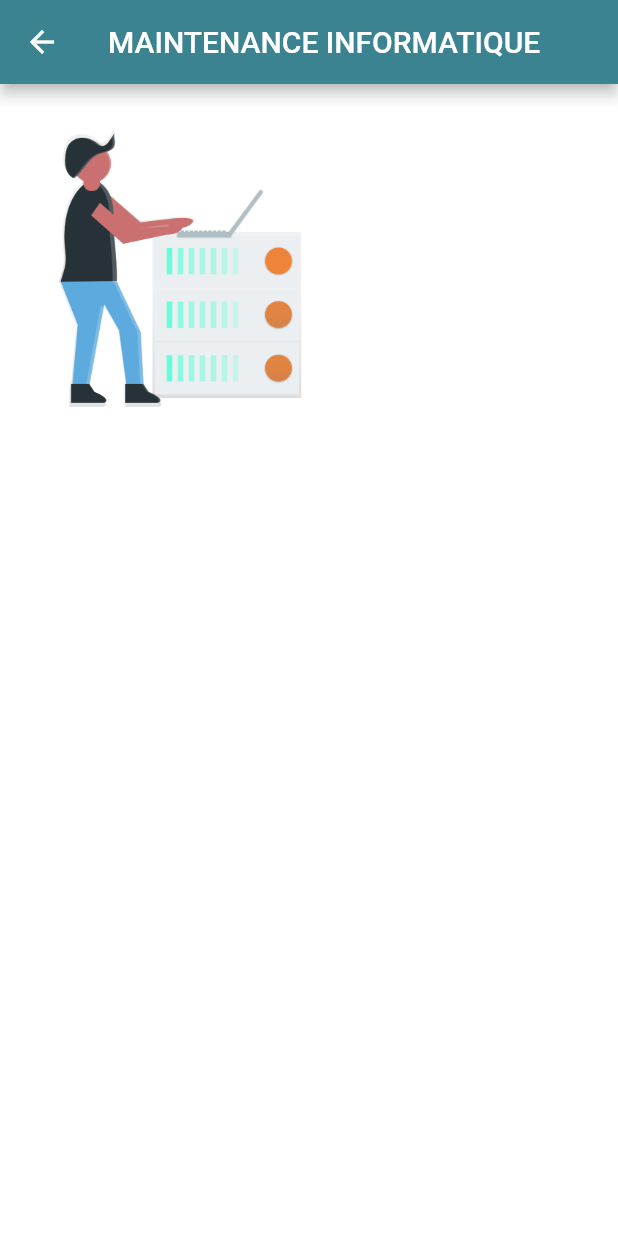
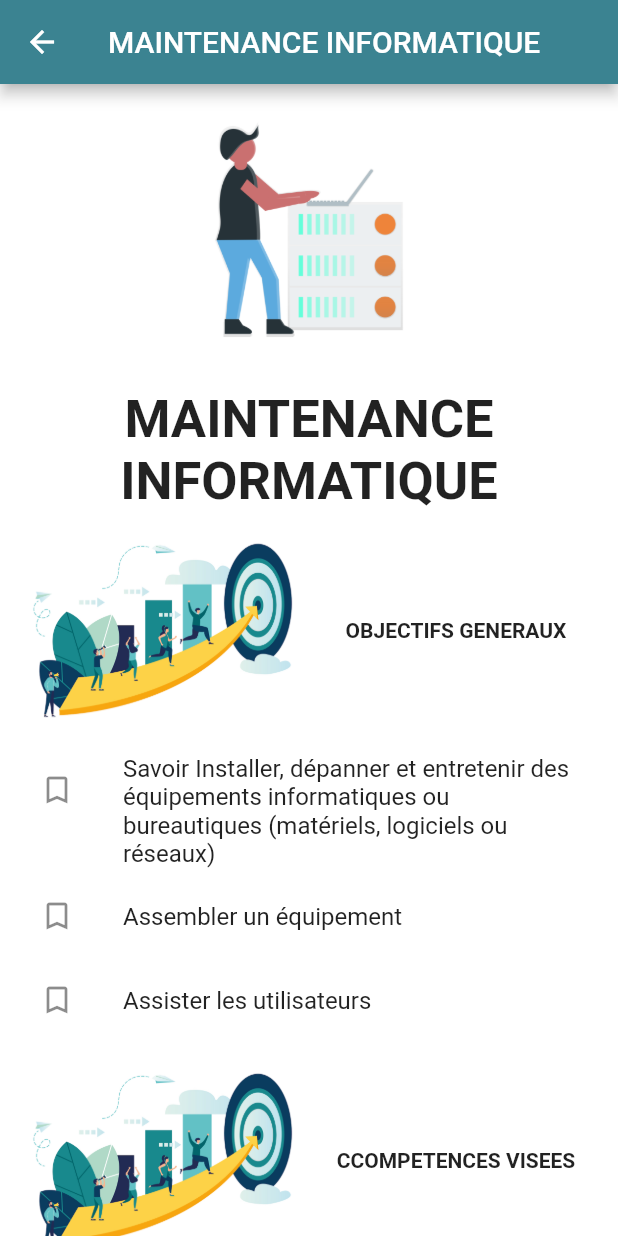
Before and after one commit to EdgarEmmanuel/FlUTTER_SPRING_BOOT, a Flutter app: the Maintenance screen opened directly, on a phone screen of 412 x 824 dp. Run offline on Flutter 3.47's test engine with Material 2 defaults, Android fonts, the phone set to English and light mode, and no system bars; our stand-ins replace data_connection_checker, dio; missing offline and left inert: flutter_youtube.

Commit message:
page maintance informatique

```diff
--- a/frontfluttertattagine/lib/pages/numerique/Maintenance.dart
+++ b/frontfluttertattagine/lib/pages/numerique/Maintenance.dart
@@ -1,6 +1,7 @@
 
 import 'package:flutter/cupertino.dart';
 import 'package:flutter/material.dart';
+import 'package:flutter/painting.dart';
 import 'package:flutter_youtube/flutter_youtube.dart';
 
 
@@ -21,11 +22,92 @@ class Maintenance extends StatelessWidget{
                     padding: EdgeInsets.all(10.0),
                     child:Image.asset(
                         "images/maintenance.png",
-                      width: 220.0,
+                      width: 170.0,
                     ),
                   ),
+                Padding(
+                  padding: EdgeInsets.all(10.0),
+                  child: Text(
+                    "MAINTENANCE INFORMATIQUE",
+                    textAlign: TextAlign.center,
+                    style: TextStyle(
+                      fontWeight: FontWeight.bold,
+                      fontSize: 35.0
+                    ),
+                  ),
+                ),
+                Padding(
+                    padding: EdgeInsets.all(10.0),
+                    child: Row(
+                      children: <Widget>[
+                        Expanded(
+                          child: Image.asset(
+                            "images/goal.jpg",
+                            width: 10.0,
+                          ),
+                        ),
+                        Expanded(
+                          child: Text(
+                            "OBJECTIFS GENERAUX",
+                            style: TextStyle(
+                              fontWeight: FontWeight.bold
+                            ),
+                            textAlign: TextAlign.center,
+                          ),
+                        )
+                      ],
+                    )
+                ),
+                Padding(
+                  padding: EdgeInsets.all(10.0),
+                  child: Column(
+                    children: [
+                      ListTile(
+                        leading: Icon(Icons.bookmark_border),
+                        title: Text(
+                          "Savoir Installer, dépanner et entretenir des équipements informatiques "
+                              "ou bureautiques (matériels, logiciels ou réseaux)"
+                        ),
+                      ),
+                      ListTile(
+                        leading: Icon(Icons.bookmark_border),
+                        title: Text(
+                            "Assembler un équipement"
+                        ),
+                      ),
+                      ListTile(
+                        leading: Icon(Icons.bookmark_border),
+                        title: Text(
+                            "Assister les utilisateurs"
+                        ),
+                      ),
+                    ],
+                  ),
+                ),
+                Padding(
+                    padding: EdgeInsets.all(10.0),
+                    child: Row(
+                      children: <Widget>[
+                        Expanded(
+                          child: Image.asset(
+                            "images/goal.jpg",
+                            width: 10.0,
+                          ),
+                        ),
+                        Expanded(
+                          child: Text(
+                            "CCOMPETENCES VISEES",
+                            style: TextStyle(
+                                fontWeight: FontWeight.bold
+                            ),
+                            textAlign: TextAlign.center,
+                          ),
+                        )
+                      ],
+                    )
+                ),
               ],
-            )
+            ),
           ],
         ),
       ),
--- a/frontfluttertattagine/pubspec.yaml
+++ b/frontfluttertattagine/pubspec.yaml
@@ -72,6 +72,7 @@ flutter:
     - images/read.png
     - images/webdeveloper.png
     - images/maintenance.png
+    - images/goal.jpg
   #   - images/a_dot_ham.jpeg
 
   # An image asset can refer to one or more resolution-specific "variants", see
```
Also changed, not shown: frontfluttertattagine/images/goal.jpg (added).
